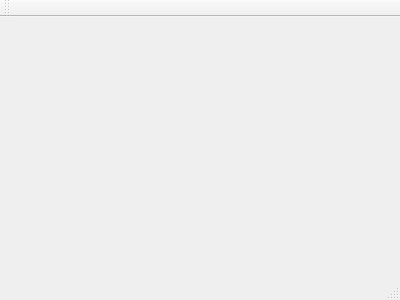
Old version of the form mainwindow.ui in the repository ExplosBlue/BigRedEditor.
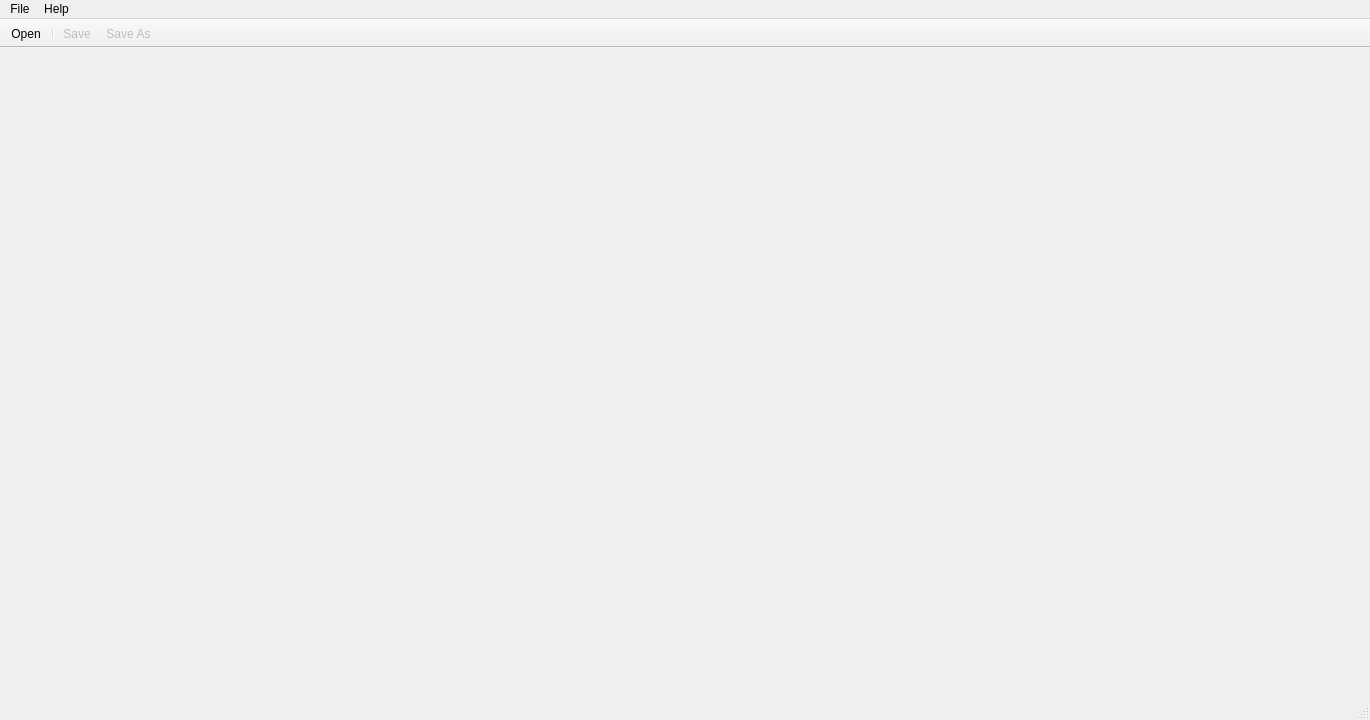
New version of the form.

```diff
--- a/mainwindow.ui
+++ b/mainwindow.ui
@@ -1,24 +1,105 @@
 <ui version="4.0">
  <class>MainWindow</class>
- <widget class="QMainWindow" name="MainWindow" >
-  <property name="geometry" >
+ <widget class="QMainWindow" name="MainWindow">
+  <property name="geometry">
    <rect>
     <x>0</x>
     <y>0</y>
-    <width>400</width>
-    <height>300</height>
+    <width>1370</width>
+    <height>720</height>
    </rect>
   </property>
   <property name="windowTitle" >
    <string>MainWindow</string>
   </property>
-  <widget class="QMenuBar" name="menuBar" />
-  <widget class="QToolBar" name="mainToolBar" />
-  <widget class="QWidget" name="centralWidget" />
-  <widget class="QStatusBar" name="statusBar" />
+  <widget class="QWidget" name="centralWidget"/>
+  <widget class="QMenuBar" name="menuBar">
+   <property name="geometry">
+    <rect>
+     <x>0</x>
+     <y>0</y>
+     <width>1370</width>
+     <height>21</height>
+    </rect>
+   </property>
+   <widget class="QMenu" name="menuFile">
+    <property name="title">
+     <string>File</string>
+    </property>
+    <addaction name="actionOpen"/>
+    <addaction name="actionSaveAs"/>
+   </widget>
+   <widget class="QMenu" name="menuHelp">
+    <property name="title">
+     <string>Help</string>
+    </property>
+    <addaction name="actionAbout"/>
+   </widget>
+   <addaction name="menuFile"/>
+   <addaction name="menuHelp"/>
+  </widget>
+  <widget class="QToolBar" name="mainToolBar">
+   <property name="movable">
+    <bool>false</bool>
+   </property>
+   <property name="floatable">
+    <bool>false</bool>
+   </property>
+   <attribute name="toolBarArea">
+    <enum>TopToolBarArea</enum>
+   </attribute>
+   <attribute name="toolBarBreak">
+    <bool>false</bool>
+   </attribute>
+   <addaction name="actionOpen"/>
+   <addaction name="separator"/>
+   <addaction name="actionSave"/>
+   <addaction name="actionSaveAs"/>
+  </widget>
+  <widget class="QStatusBar" name="statusBar"/>
+  <action name="actionOpen">
+   <property name="text">
+    <string>Open</string>
+   </property>
+   <property name="shortcut">
+    <string>Ctrl+O</string>
+   </property>
+  </action>
+  <action name="actionSaveAs">
+   <property name="enabled">
+    <bool>false</bool>
+   </property>
+   <property name="text">
+    <string>Save As</string>
+   </property>
+   <property name="toolTip">
+    <string>Save As</string>
+   </property>
+   <property name="shortcut">
+    <string>Ctrl+Shift+S</string>
+   </property>
+  </action>
+  <action name="actionAbout">
+   <property name="text">
+    <string>About</string>
+   </property>
+  </action>
+  <action name="actionSave">
+   <property name="enabled">
+    <bool>false</bool>
+   </property>
+   <property name="text">
+    <string>Save</string>
+   </property>
+   <property name="toolTip">
+    <string>Save</string>
+   </property>
+   <property name="shortcut">
+    <string>Ctrl+S</string>
+   </property>
+  </action>
  </widget>
- <layoutDefault spacing="6" margin="11" />
- <pixmapfunction></pixmapfunction>
+ <layoutdefault spacing="6" margin="11"/>
  <resources/>
  <connections/>
 </ui>
```
Left out of the diff: 3 changed lines with no effect on the pictures.
